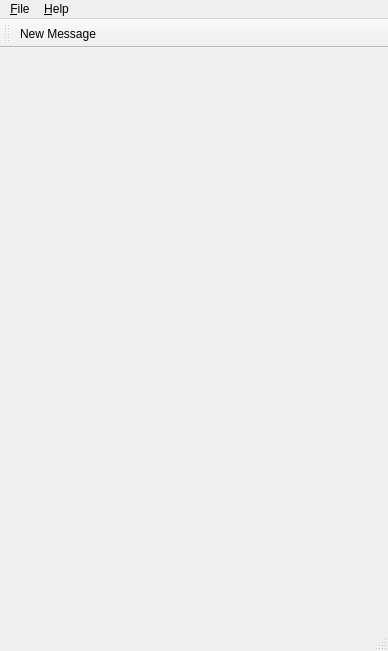
The window that FluidNexus/ui/FluidNexusDesktop.ui (zeitkunst/FluidNexus) describes before a commit, drawn with Qt 5.
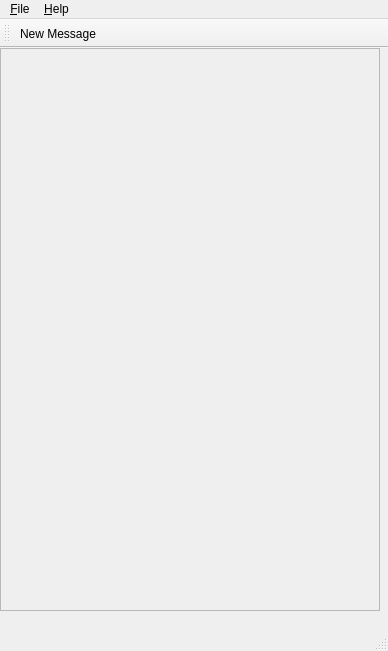
The same window after the commit. Icons and pictures are not drawn.

The edit to the form file:
```diff
--- a/FluidNexus/ui/FluidNexusDesktop.ui
+++ b/FluidNexus/ui/FluidNexusDesktop.ui
@@ -25,6 +25,14 @@
     </sizepolicy>
    </property>
    <widget class="QScrollArea" name="FluidNexusScrollArea">
+    <property name="geometry">
+     <rect>
+      <x>0</x>
+      <y>0</y>
+      <width>380</width>
+      <height>563</height>
+     </rect>
+    </property>
     <property name="sizePolicy">
      <sizepolicy hsizetype="Expanding" vsizetype="Expanding">
       <horstretch>0</horstretch>
```
Left out of the diff: 4 changed lines with no effect on the pictures.
